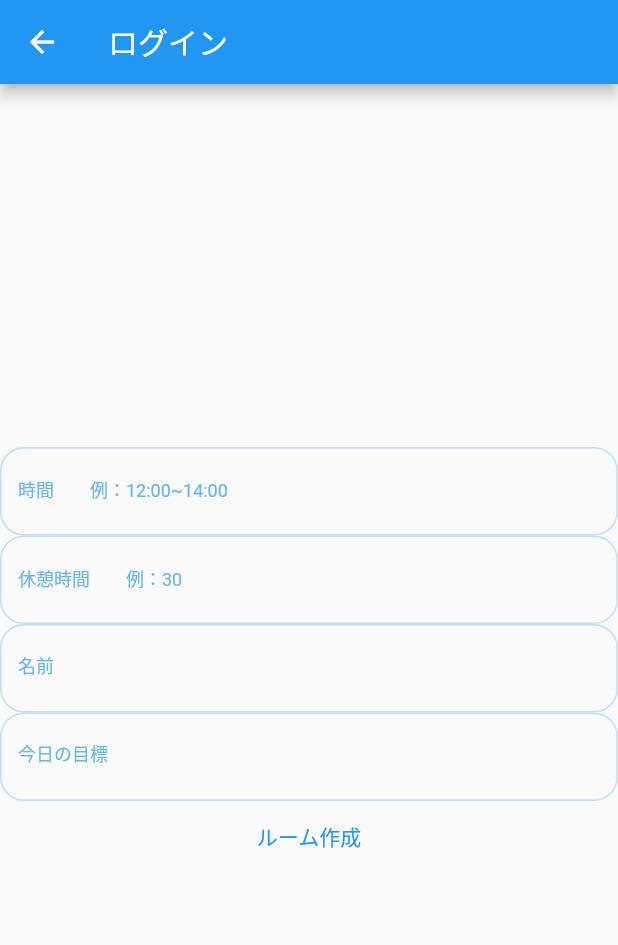
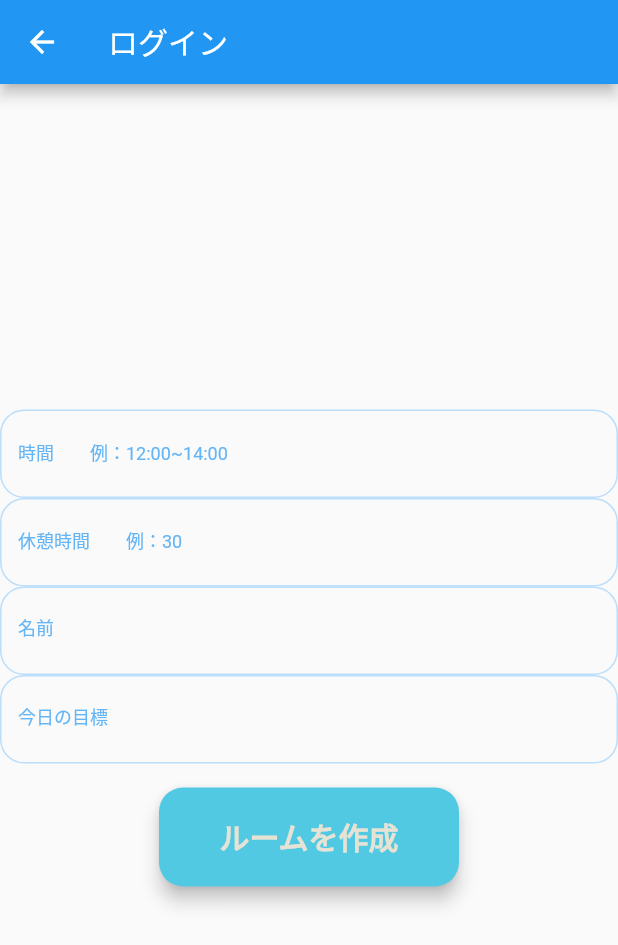
Before and after one commit to Tdrj2716/study_app_hackathon, a Flutter app: the screen it shows after launch, after a tap on "主催者", on a phone screen of 412 x 824 dp. Shown: the top 945 px of the screen. Run offline on Flutter 3.47's test engine with Material 2 defaults, Android fonts, the phone set to English and light mode, and no system bars.

Commit message:
ボタンとカラーを追加

```diff
--- /dev/null
+++ b/lib/components/button.dart
@@ -0,0 +1,39 @@
+import 'package:flutter/material.dart';
+import 'package:project/components/palette.dart';
+
+class RoundedButton extends StatelessWidget {
+  RoundedButton(
+      {required this.buttonColor,
+        required this.buttonTitle,
+        required this.onPressed});
+  final Color buttonColor;
+  final String buttonTitle;
+  final onPressed;
+
+  @override
+  Widget build(BuildContext context) {
+    Size size = MediaQuery.of(context).size;
+    return Padding(
+      padding: EdgeInsets.symmetric(vertical: 16.0),
+      child: Material(
+        color: buttonColor,
+        borderRadius: BorderRadius.circular(16.0),
+        elevation: 5.0,
+        child: MaterialButton(
+          // elevation: 2,
+          onPressed: onPressed,
+          minWidth: 200.0,
+          height: size.height * 0.08,
+          child: Text(
+            buttonTitle,
+            style: TextStyle(
+              color: kSub1,
+              fontWeight: FontWeight.bold,
+              fontSize: 20,
+            ),
+          ),
+        ),
+      ),
+    );
+  }
+}
--- /dev/null
+++ b/lib/components/palette.dart
@@ -0,0 +1,13 @@
+import 'package:flutter/material.dart';
+
+
+//ここで色やTextStyleなどを登録⇒各ページで呼び出して使うことで、一括変更が簡単に！
+const kPrime = Color(0xff52C9E3);
+const kPrime2 = Color(0xff98c5ce);
+const kSub1 = Color(0xffE6E3D5);
+const kSub2 = Color(0xffE7B21C);
+const kSub3 = Color(0xff21A192);
+const kSub4 = Color(0xff62376C);
+const kInputStyle = TextStyle(fontSize: 22, color: kPrime, height: 1.5);
+// const Size size = MediaQuery.of(context).size;
+Size Screen(context){return MediaQuery.of(context).size;}
--- a/lib/login.dart
+++ b/lib/login.dart
@@ -1,4 +1,7 @@
 import 'package:flutter/material.dart';
+
+import 'components/button.dart';
+import 'components/palette.dart';
 
 class LogIn extends StatelessWidget {
   static String id = "login";
@@ -17,7 +20,7 @@ class LogIn extends StatelessWidget {
                   focusedBorder: OutlineInputBorder(
                     borderRadius: BorderRadius.circular(16),
                     borderSide: const BorderSide(
-                      color: Colors.blue,
+                      color: kPrime2,
                       width: 2.0,
                     ),
                   ),
@@ -108,13 +111,20 @@ class LogIn extends StatelessWidget {
                   ),
                 ),
               ),
-              TextButton(
-                onPressed: () { /* ボタンが押せる時 */ },
-                style: TextButton.styleFrom(
-                  primary: Colors.blue,
-                ),
-                child: Text('ルーム作成'),
+              RoundedButton(
+                buttonColor: kPrime,
+                buttonTitle: "ルームを作成",
+                onPressed: () {},
               )
+              // ElevatedButton(
+              //   child: const Text('ルームを作成'),
+              //   style: ElevatedButton.styleFrom(
+              //     primary: Color.fromRGBO(0, 220, 230, 1),
+              //     onPrimary: Color.fromRGBO(130, 120, 100, 1),
+              //   ),
+              //   onPressed: () {},
+              // ),
+
             ],
           )),
     );
```
